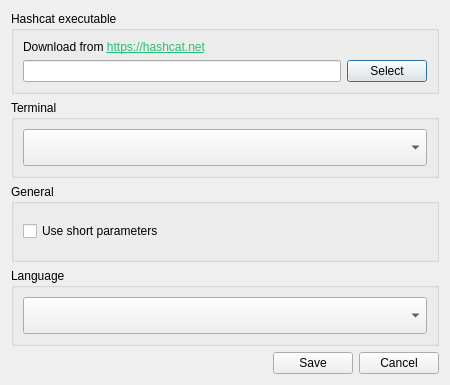
Before: the Qt Designer form src/settingsdialog.ui in rgroesslinger/hashcat-gui, drawn with Qt 5.
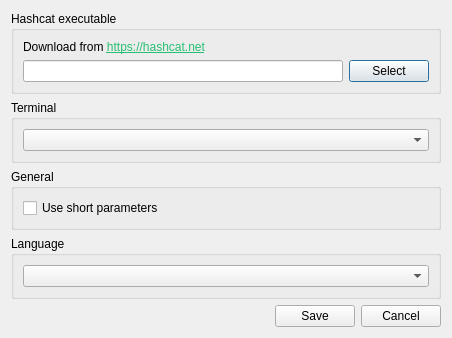
After: the same form once the commit is applied.

What changed in the file:
```diff
--- a/src/settingsdialog.ui
+++ b/src/settingsdialog.ui
@@ -10,24 +10,6 @@
     <height>385</height>
    </rect>
   </property>
-  <property name="sizePolicy">
-   <sizepolicy hsizetype="Preferred" vsizetype="Preferred">
-    <horstretch>0</horstretch>
-    <verstretch>0</verstretch>
-   </sizepolicy>
-  </property>
-  <property name="minimumSize">
-   <size>
-    <width>450</width>
-    <height>385</height>
-   </size>
-  </property>
-  <property name="maximumSize">
-   <size>
-    <width>450</width>
-    <height>385</height>
-   </size>
-  </property>
   <property name="windowTitle">
    <string>Settings</string>
   </property>
@@ -35,6 +17,9 @@
    <bool>true</bool>
   </property>
   <layout class="QVBoxLayout" name="verticalLayout_3">
+   <property name="sizeConstraint">
+    <enum>QLayout::SizeConstraint::SetFixedSize</enum>
+   </property>
    <item>
     <widget class="QGroupBox" name="groupBox_hc_path">
      <property name="sizePolicy">
@@ -73,6 +58,12 @@
         </property>
         <item>
          <widget class="QLineEdit" name="lineEdit_hc_path">
+          <property name="minimumSize">
+           <size>
+            <width>320</width>
+            <height>0</height>
+           </size>
+          </property>
           <property name="readOnly">
            <bool>true</bool>
           </property>
```
